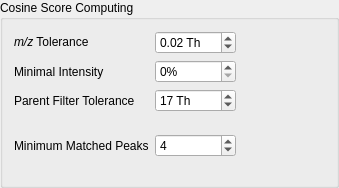
This is lib/ui/widgets/cosine_options_widget.ui in metgem/metgem as Qt 5 draws it before an edit. The edited form follows.
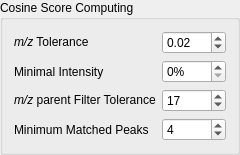
This is the edited form.

Commit message: Tune parameters widgets and ProcessMgfDialog

The edit to the form file:
```diff
--- a/lib/ui/widgets/cosine_options_widget.ui
+++ b/lib/ui/widgets/cosine_options_widget.ui
@@ -6,16 +6,10 @@
    <rect>
     <x>0</x>
     <y>0</y>
-    <width>339</width>
-    <height>188</height>
+    <width>220</width>
+    <height>131</height>
    </rect>
   </property>
-  <property name="minimumSize">
-   <size>
-    <width>0</width>
-    <height>0</height>
-   </size>
-  </property>
   <property name="title">
    <string>Cosine Score Computing</string>
   </property>
@@ -75,7 +69,7 @@
    <item row="4" column="0">
     <widget class="QLabel" name="label_5">
      <property name="text">
-      <string>Parent Filter Tolerance</string>
+      <string>&lt;i&gt;m/z&lt;/i&gt; parent Filter Tolerance</string>
      </property>
     </widget>
    </item>
@@ -85,7 +79,7 @@
       <bool>true</bool>
      </property>
      <property name="suffix">
-      <string> Th</string>
+      <string/>
      </property>
      <property name="prefix">
       <string/>
@@ -107,7 +101,7 @@
       <string/>
      </property>
      <property name="suffix">
-      <string> Th</string>
+      <string/>
      </property>
      <property name="maximum">
       <double>100.000000000000000</double>
```
Left out of the diff: 46 changed lines with no effect on the pictures. The commit also changes 4 other files.
